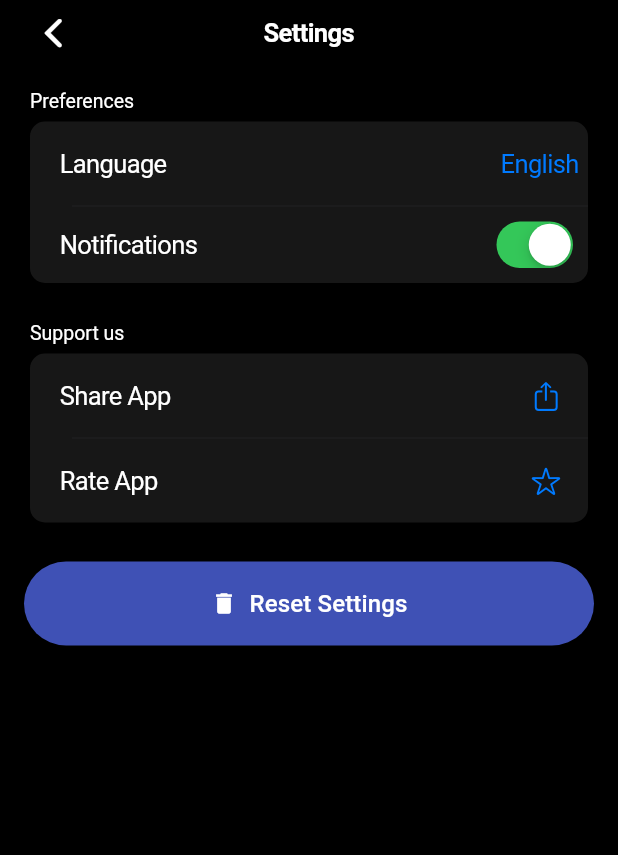
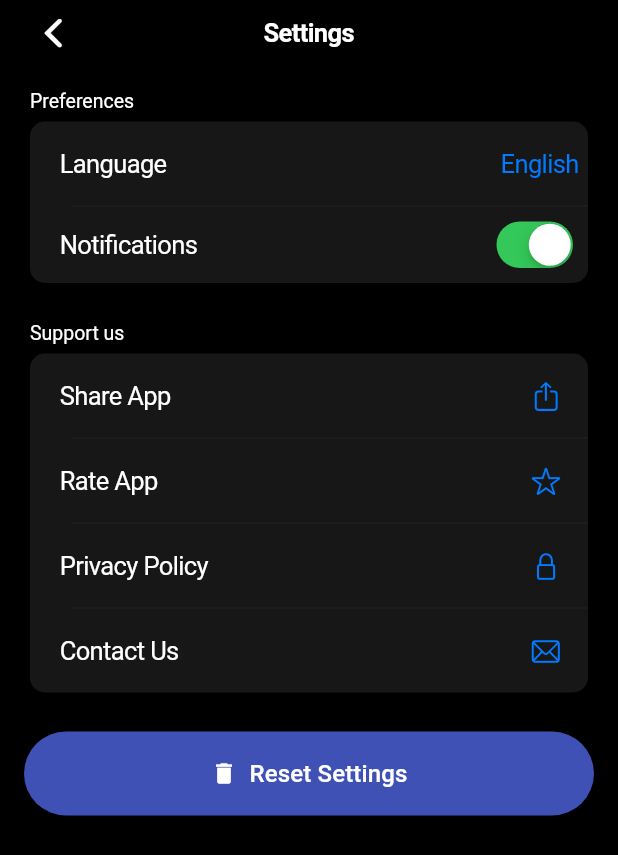
Before and after one commit to nirpow/shtak-app, a Flutter app: the screen it shows after launch, after a tap on the "settings" icon, on a phone screen of 412 x 824 dp. Shown: the top 855 px of the screen. Run offline on Flutter 3.47's test engine with Material 3 defaults, Android fonts, the phone set to English and light mode, and no system bars; our stand-ins replace audioplayers, equatable, flutter_bloc, flutter_dotenv, permission_handler, share_plus and 1 more; missing offline and left inert: noise_meter, record; generated files the repository leaves out were written again.

Commit message:
Add dotenv support and update settings page with privacy policy and contact options

```diff
--- a/lib/main.dart
+++ b/lib/main.dart
@@ -3,16 +3,17 @@ import 'package:flutter/services.dart';
 import 'package:flutter_bloc/flutter_bloc.dart';
 import 'package:shtak/src/settings/cubit/settings_cubit.dart';
 import 'package:shtak/src/settings/services/settings_service.dart';
+import 'package:flutter_dotenv/flutter_dotenv.dart';
 
 import 'src/app.dart';
-
-// TODO: contact us
-// TODO: privacy policy
 
 void main() async {
   WidgetsFlutterBinding.ensureInitialized();
   // Ensure that the app is in portrait mode
   await SystemChrome.setPreferredOrientations([DeviceOrientation.portraitUp]);
+
+  // Load the .env file
+  await dotenv.load(fileName: ".env");
 
   // Set up the SettingsService
   final settingsService = SettingsService();
--- a/lib/src/settings/views/settings_page.dart
+++ b/lib/src/settings/views/settings_page.dart
@@ -1,5 +1,6 @@
 import 'package:flutter/cupertino.dart';
 import 'package:flutter/material.dart';
+import 'package:flutter_dotenv/flutter_dotenv.dart';
 import 'package:flutter_gen/gen_l10n/app_localizations.dart';
 import 'package:flutter_bloc/flutter_bloc.dart';
 import 'package:share_plus/share_plus.dart';
@@ -91,7 +92,7 @@ class SettingsPageState extends State<SettingsPage> {
                         CupertinoButton(
                           padding: EdgeInsets.zero,
                           onPressed: () =>
-                              Share.share('Check out this amazing app!'),
+                              Share.share('Did you heard about SHTAK App?'),
                           child: const Icon(CupertinoIcons.share,
                               color: CupertinoColors.activeBlue),
                         ),
@@ -105,6 +106,32 @@ class SettingsPageState extends State<SettingsPage> {
                             mode: LaunchMode.externalApplication,
                           ),
                           child: const Icon(CupertinoIcons.star,
+                              color: CupertinoColors.activeBlue),
+                        ),
+                      ),
+                      _buildFormRow(
+                        'Privacy Policy',
+                        CupertinoButton(
+                          padding: EdgeInsets.zero,
+                          onPressed: () => launchUrl(
+                            Uri.parse(dotenv.env['PRIVACY_POLICY_URL'] ?? ""),
+                            mode: LaunchMode.externalApplication,
+                          ),
+                          child: const Icon(CupertinoIcons.lock,
+                              color: CupertinoColors.activeBlue),
+                        ),
+                      ),
+                      _buildFormRow(
+                        'Contact Us',
+                        CupertinoButton(
+                          padding: EdgeInsets.zero,
+                          onPressed: () => launchUrl(
+                            Uri(
+                              scheme: 'mailto',
+                              path: dotenv.env['SUPPORT_EMAIL'],
+                            ),
+                          ),
+                          child: const Icon(CupertinoIcons.mail,
                               color: CupertinoColors.activeBlue),
                         ),
                       ),
--- a/pubspec.yaml
+++ b/pubspec.yaml
@@ -16,6 +16,7 @@ dependencies:
   flutter:
     sdk: flutter
   flutter_bloc: ^8.1.6
+  flutter_dotenv: ^5.2.1
   flutter_launcher_icons: ^0.14.1
   flutter_localizations:
     sdk: flutter
@@ -44,3 +45,4 @@ flutter:
     # Add assets from the images directory to the application.
     - assets/images/
     - assets/sounds/
+    - .env
```
Also changed, not shown: pubspec.lock, 1 other file.
